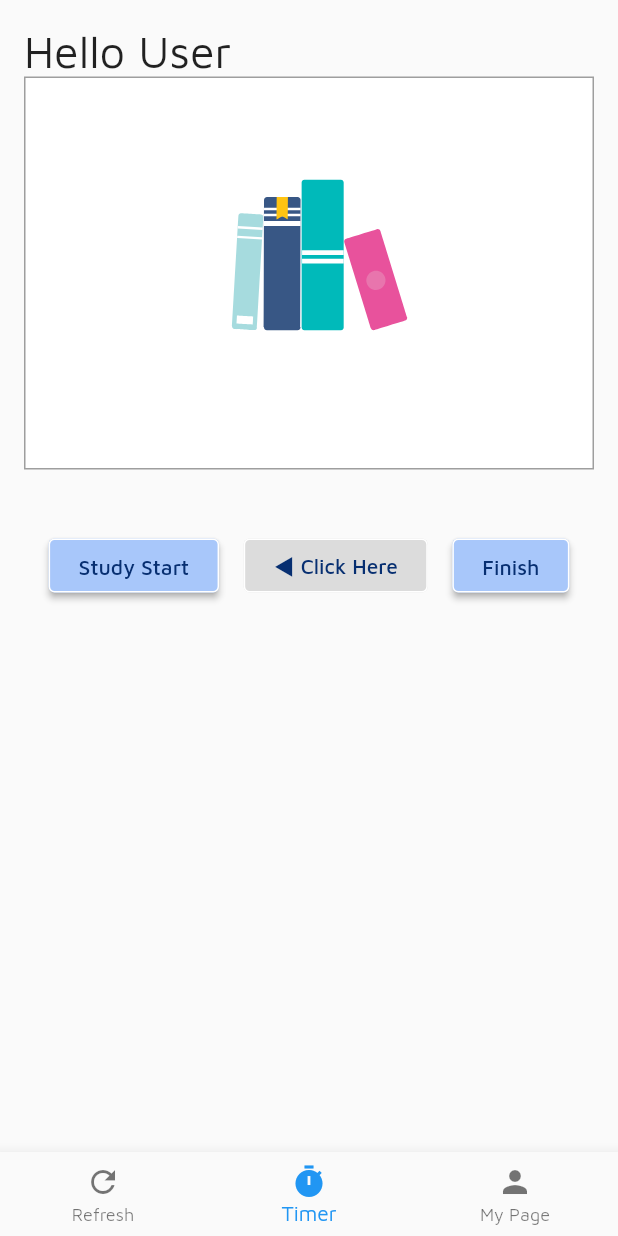
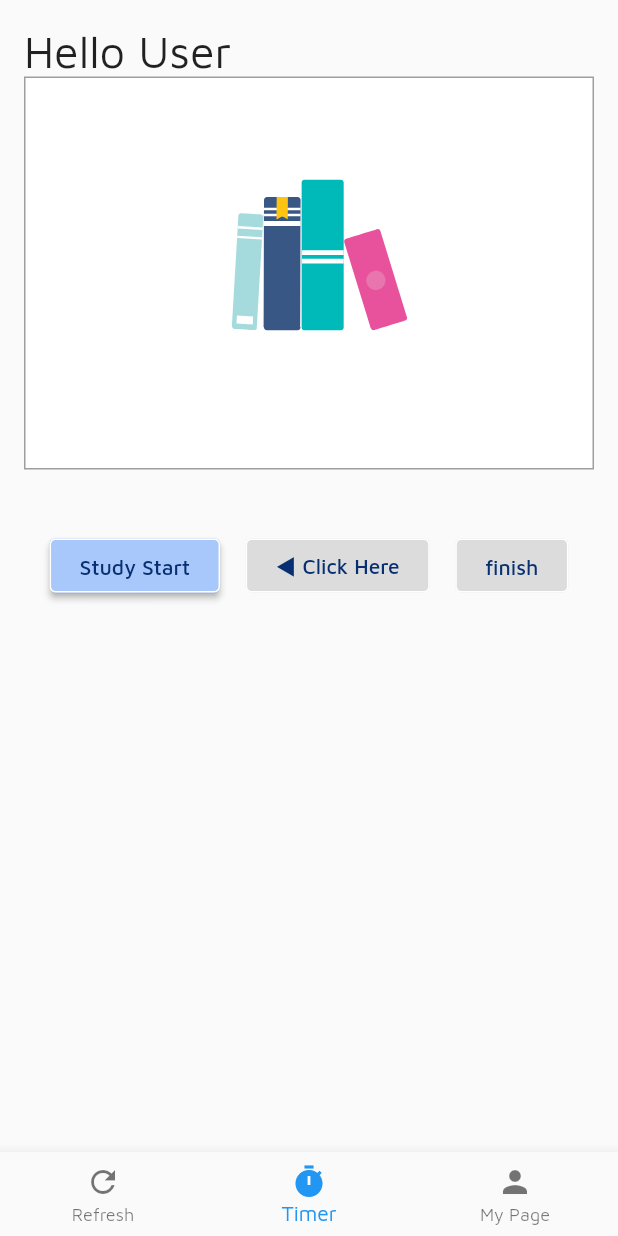
Before and after one commit to beomq/random_break_timer, a Flutter app: the screen it shows once a user with an empty profile is signed in, item 2 of the bottom bar chosen, on a phone screen of 412 x 824 dp. Run offline on Flutter 3.47's test engine with Material 2 defaults, Android fonts, the light colour scheme and no system bars; our stand-ins replace awesome_notifications, firebase_auth, firebase_core, flutter_dotenv, freezed_annotation, google_sign_in and 4 more; missing offline and left inert: flutterfire_ui; accounts and stored records are empty; generated files the repository leaves out were written again.

Commit message:
리스트의 길이가 1일때 0프로로 나오는 오류 수정

```diff
--- a/lib/ui/main/main_screen.dart
+++ b/lib/ui/main/main_screen.dart
@@ -48,6 +48,9 @@ class _TimerHomePageState extends State<TimerHomePage> {
     }
     if (_oddIndexedNumbers.isEmpty) {
       return Duration.zero;
+    }
+    if (_oddIndexedNumbers.length == 1) {
+      return _oddIndexedNumbers[0];
     }
     return _oddIndexedNumbers.reduce((a, b) => a + b);
   }
@@ -284,7 +287,9 @@ class _TimerHomePageState extends State<TimerHomePage> {
                               : CustomButton(
                                   onPressed: () => _startBreakTime(),
                                   text: 'Break Time Start'),
-                      CustomButton(
+                      currentStatus == StudyStatus.initial
+                          ? CustomButton(onPressed: (null), text: 'finish')
+                          : CustomButton(
                               text: 'Finish',
                               onPressed: () async {
                                 _stop();
@@ -296,14 +301,16 @@ class _TimerHomePageState extends State<TimerHomePage> {
                                   _studyAndBreakTime.add(_elapsedBreakTime);
                                   _elapsedBreakTime = Duration.zero;
                                 }
-                          currentStatus == StudyStatus.finished;
+                                currentStatus = StudyStatus.initial;
                                 await model.saveStudyData(
                                   StudyData(
                                     date: model.formatDate(DateTime.now()),
-                              totalStudyTime: getTotalStudyTime().toString(),
+                                    totalStudyTime:
+                                        getTotalStudyTime().toString(),
                                     targetedStudyTime:
                                         widget.totalStudyTime.toString(),
-                              totalBreakTime: getTotalBreakTime().toString(),
+                                    totalBreakTime:
+                                        getTotalBreakTime().toString(),
                                     studyAndBreakTime: _studyAndBreakTime,
                                   ),
                                 );
```
Lines whose indentation alone changed are shown as unchanged.
